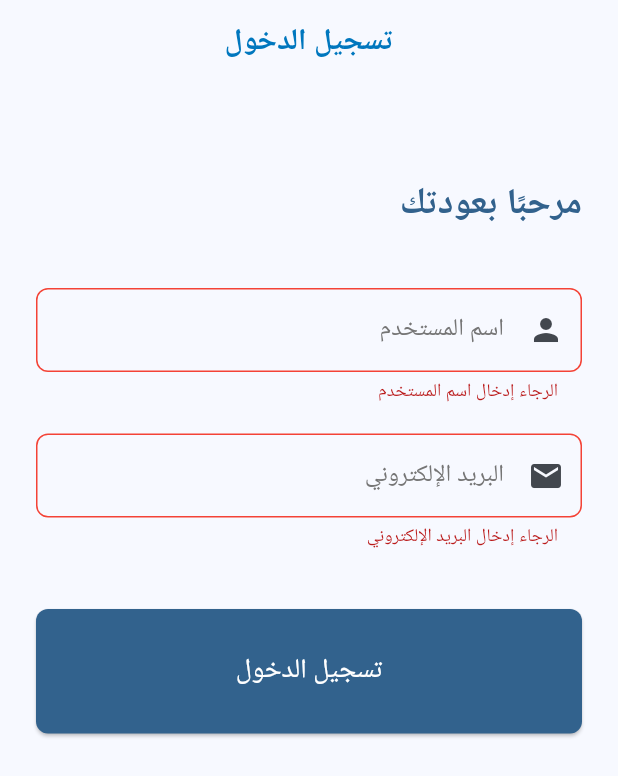
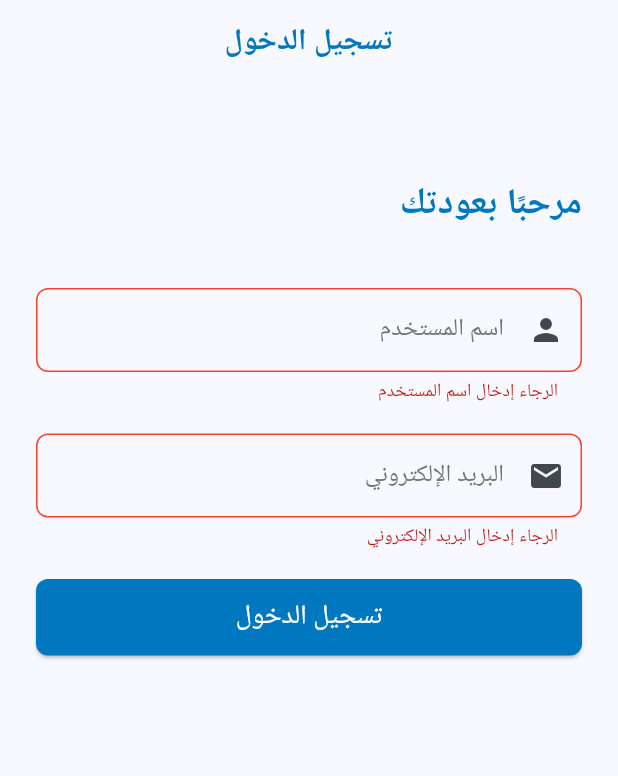
Before and after one commit to abdellatif-laghjaj/nuvaqua-mobile, a Flutter app: the screen it shows after launch, after a tap on "تسجيل الدخول", on a phone screen of 412 x 824 dp. Shown: the top 776 px of the screen. Run offline on Flutter 3.47's test engine with Material 3 defaults, Android fonts, the phone set to English and light mode, and no system bars.

Commit message:
Update login_page.dart

```diff
--- a/lib/pages/login_page.dart
+++ b/lib/pages/login_page.dart
@@ -20,7 +20,6 @@ class _LoginPageState extends State<LoginPage> {
         title: const Text('تسجيل الدخول'),
       ),
       body: SingleChildScrollView(
-        child: Padding(
         padding: const EdgeInsets.all(24.0),
         child: Form(
           key: _formKey,
@@ -30,56 +29,34 @@ class _LoginPageState extends State<LoginPage> {
               const SizedBox(height: 40),
               Text(
                 'مرحبًا بعودتك',
-                  style: Theme.of(context).textTheme.headlineMedium?.copyWith(
-                        color: Theme.of(context).colorScheme.primary,
-                        fontWeight: FontWeight.bold,
-                      ),
+                style: Theme.of(context).textTheme.headlineMedium,
               ),
               const SizedBox(height: 40),
               CustomInputField(
                 label: 'اسم المستخدم',
                 icon: Icons.person,
                 controller: _usernameController,
-                  validator: (value) {
-                    if (value == null || value.isEmpty) {
-                      return 'الرجاء إدخال اسم المستخدم';
-                    }
-                    return null;
-                  },
+                validator: (value) =>
+                    value!.isEmpty ? 'الرجاء إدخال اسم المستخدم' : null,
               ),
               const SizedBox(height: 20),
               CustomInputField(
                 label: 'البريد الإلكتروني',
                 icon: Icons.email,
                 controller: _emailController,
-                  validator: (value) {
-                    if (value == null || value.isEmpty) {
-                      return 'الرجاء إدخال البريد الإلكتروني';
-                    }
-                    return null;
-                  },
+                validator: (value) =>
+                    value!.isEmpty ? 'الرجاء إدخال البريد الإلكتروني' : null,
                 keyboardType: TextInputType.emailAddress,
               ),
-                const SizedBox(height: 40),
+              const SizedBox(height: 20),
               ElevatedButton(
                 onPressed: _handleLogin,
-                  style: FilledButton.styleFrom(
-                    backgroundColor: Theme.of(context).colorScheme.primary,
-                    foregroundColor: Colors.white,
-                    shape: RoundedRectangleBorder(
-                      borderRadius: BorderRadius.circular(8),
-                    ),
-                  ),
-                  child: const Padding(
-                    padding: EdgeInsets.symmetric(vertical: 16.0),
-                    child: Text(
+                child: const Text(
                   'تسجيل الدخول',
                   style: TextStyle(fontSize: 18),
                 ),
               ),
-                ),
             ],
-            ),
           ),
         ),
       ),
@@ -88,7 +65,6 @@ class _LoginPageState extends State<LoginPage> {
 
   void _handleLogin() {
     if (_formKey.currentState!.validate()) {
-      // Perform login logic
       Navigator.pushNamed(
         context,
         '/dashboard',
```
Lines whose indentation alone changed are shown as unchanged.
